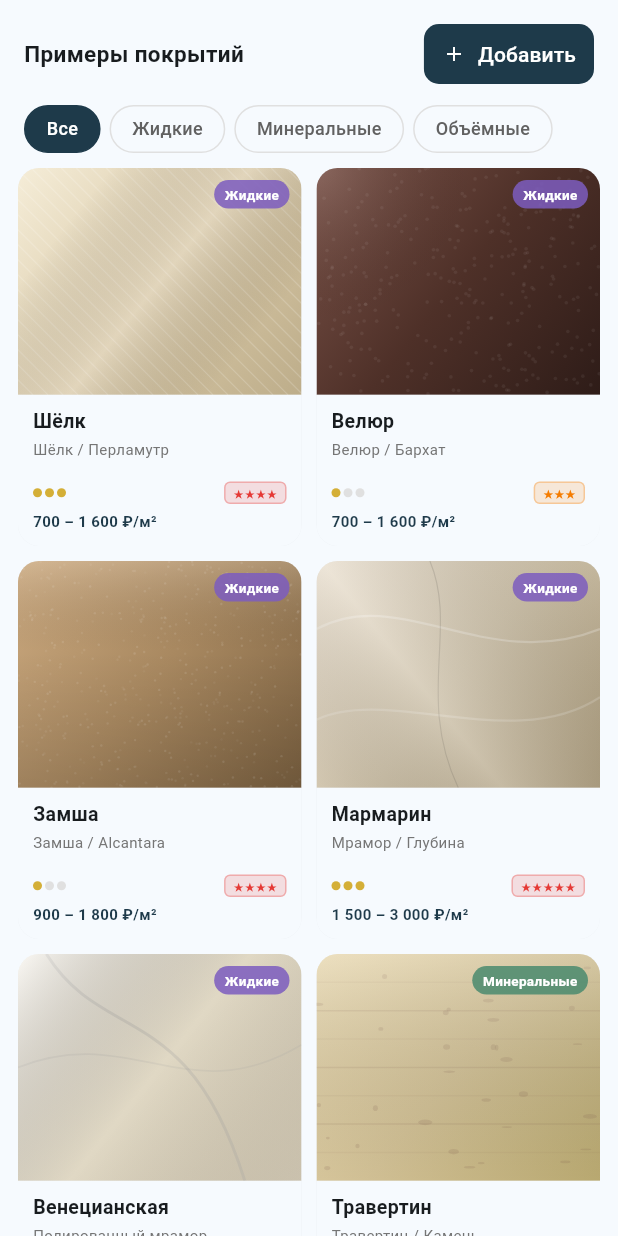
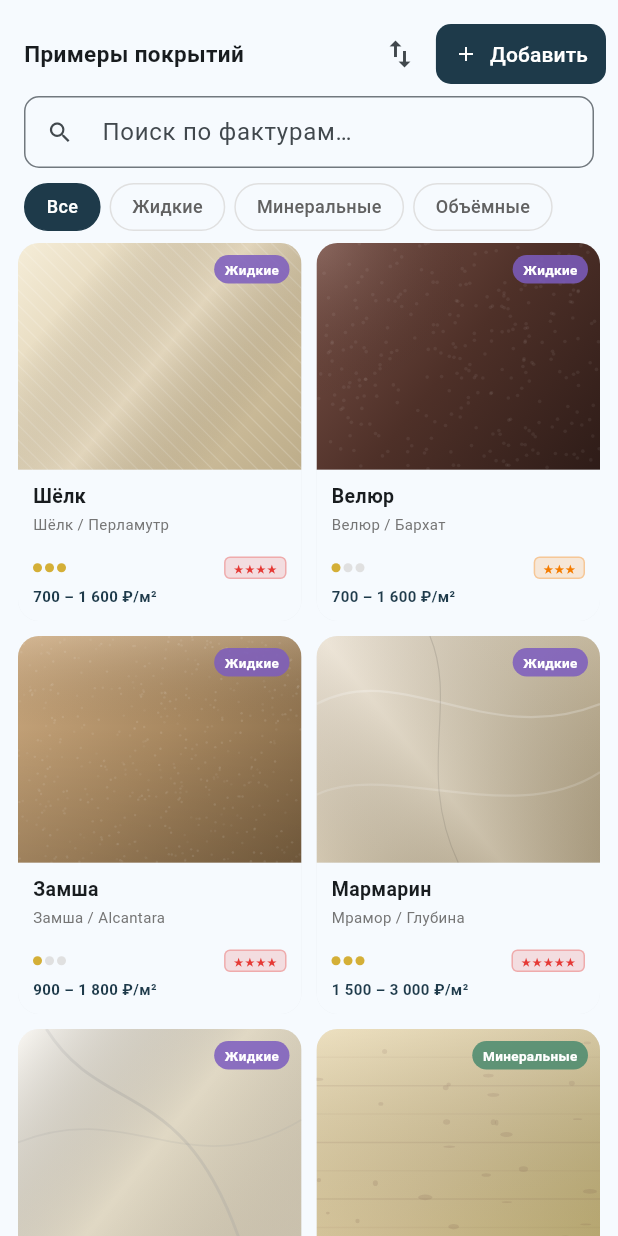
Before and after one commit to mikushi2222-droid/Decorator, a Flutter app: the SamplesScreen widget shown alone on an empty page, opened directly, on a phone screen of 412 x 824 dp. Run offline on Flutter 3.47's test engine with Material 3 defaults, Android fonts, the phone set to English and light mode, and no system bars; our stand-ins replace image_picker, pdf, printing, sqflite, sqflite_common_ffi; accounts and stored records are empty.

Commit message:
feat: v0.2.0 — иконка, поиск в галерее, сортировка drag-and-drop, MSIX
- Иконка приложения: тёмно-бирюзовый фон, буква «Д», flutter_launcher_icons
- Галерея: строка поиска по имени / эффекту / описанию
- Галерея: кнопка «Сортировать» — drag-and-drop порядок карточек,
  сохраняется в БД (sort_order)
- Windows CI: dart run msix:create → Decorator.msix в артефактах
- Android CI: dart run flutter_launcher_icons перед сборкой APK
- pubspec: версия 0.2.0+2

https://claude.ai/code/session_01VeUtvqcTFzeWESmWpEWY7t

```diff
--- a/mobile/lib/screens/samples_screen.dart
+++ b/mobile/lib/screens/samples_screen.dart
@@ -281,11 +281,20 @@ class _SamplesScreenState extends State<SamplesScreen> {
   TextureGroup? _filter;
   List<TextureSample> _samples = [];
   bool _loading = true;
+  bool _sortMode = false;
+  final _searchC = TextEditingController();
 
   @override
   void initState() {
     super.initState();
     _load();
+    _searchC.addListener(() => setState(() {}));
+  }
+
+  @override
+  void dispose() {
+    _searchC.dispose();
+    super.dispose();
   }
 
   Future<void> _load() async {
@@ -304,8 +313,37 @@ class _SamplesScreenState extends State<SamplesScreen> {
     });
   }
 
-  List<TextureSample> get _visible =>
-      _filter == null ? _samples : _samples.where((s) => s.group == _filter).toList();
+  List<TextureSample> get _visible {
+    final q = _searchC.text.trim().toLowerCase();
+    return _samples.where((s) {
+      final matchGroup = _filter == null || s.group == _filter;
+      final matchSearch = q.isEmpty ||
+          s.name.toLowerCase().contains(q) ||
+          s.effect.toLowerCase().contains(q) ||
+          s.description.toLowerCase().contains(q);
+      return matchGroup && matchSearch;
+    }).toList();
+  }
+
+  Future<void> _reorder(int oldIndex, int newIndex) async {
+    if (newIndex > oldIndex) newIndex--;
+    final list = _visible.toList();
+    final moved = list.removeAt(oldIndex);
+    list.insert(newIndex, moved);
+    // Rebuild full _samples with updated order
+    final visible = list.map((s) => s.id).toSet();
+    final others = _samples.where((s) => !visible.contains(s.id)).toList();
+    final reordered = [...list, ...others];
+    setState(() => _samples = reordered);
+    // Persist sort_order
+    for (var i = 0; i < reordered.length; i++) {
+      final s = reordered[i];
+      if (s.id != null) {
+        await AppDatabase.instance.updateTextureSample(
+            s.id!, s.copyWith(sortOrder: i).toMap());
+      }
+    }
+  }
 
   Future<void> _addNew() async {
     final saved = await Navigator.push<bool>(
@@ -360,15 +398,22 @@ class _SamplesScreenState extends State<SamplesScreen> {
     if (_loading) {
       return const Center(child: CircularProgressIndicator());
     }
+    final visible = _visible;
     return Column(
       children: [
-        // Header + add
+        // Header row
         Padding(
-          padding: const EdgeInsets.fromLTRB(16, 12, 16, 4),
+          padding: const EdgeInsets.fromLTRB(16, 12, 8, 4),
           child: Row(children: [
             const Expanded(
               child: Text('Примеры покрытий',
                   style: TextStyle(fontWeight: FontWeight.bold, fontSize: 15)),
+            ),
+            IconButton(
+              tooltip: _sortMode ? 'Готово' : 'Сортировать',
+              icon: Icon(_sortMode ? Icons.check_circle_outline : Icons.swap_vert,
+                  color: _sortMode ? Colors.green : null),
+              onPressed: () => setState(() => _sortMode = !_sortMode),
             ),
             FilledButton.icon(
               onPressed: _addNew,
@@ -383,31 +428,71 @@ class _SamplesScreenState extends State<SamplesScreen> {
           ]),
         ),
 
+        // Search bar
+        Padding(
+          padding: const EdgeInsets.fromLTRB(16, 0, 16, 6),
+          child: TextField(
+            controller: _searchC,
+            decoration: InputDecoration(
+              hintText: 'Поиск по фактурам…',
+              prefixIcon: const Icon(Icons.search, size: 18),
+              suffixIcon: _searchC.text.isNotEmpty
+                  ? IconButton(
+                      icon: const Icon(Icons.clear, size: 16),
+                      onPressed: _searchC.clear,
+                    )
+                  : null,
+              isDense: true,
+              contentPadding: const EdgeInsets.symmetric(vertical: 10, horizontal: 12),
+            ),
+          ),
+        ),
+
         // Group filter chips
         SizedBox(
-          height: 44,
+          height: 40,
           child: ListView(
             scrollDirection: Axis.horizontal,
-            padding: const EdgeInsets.symmetric(horizontal: 16, vertical: 6),
+            padding: const EdgeInsets.symmetric(horizontal: 16, vertical: 4),
             children: [
               _chip('Все', _filter == null, () => setState(() => _filter = null)),
               const SizedBox(width: 6),
               ...TextureGroup.values.map((g) => Padding(
                     padding: const EdgeInsets.only(right: 6),
-                    child: _chip(g.label, _filter == g, () => setState(() => _filter = g), color: g.color),
+                    child: _chip(g.label, _filter == g,
+                        () => setState(() => _filter = g), color: g.color),
                   )),
             ],
           ),
         ),
 
-        // Grid
+        if (_sortMode)
+          Padding(
+            padding: const EdgeInsets.fromLTRB(16, 4, 16, 0),
+            child: Text('Удерживайте и перетащите для изменения порядка',
+                style: TextStyle(fontSize: 11, color: Colors.grey.shade500)),
+          ),
+
+        // Content
         Expanded(
-          child: _visible.isEmpty
-              ? const Center(
-                  child: Text('Примеров пока нет. Нажмите «Добавить».',
-                      style: TextStyle(color: Colors.grey)),
+          child: visible.isEmpty
+              ? Center(
+                  child: Text(
+                    _searchC.text.isNotEmpty
+                        ? 'Ничего не найдено'
+                        : 'Примеров пока нет. Нажмите «Добавить».',
+                    style: const TextStyle(color: Colors.grey),
+                  ),
                 )
-              : GridView.builder(
+              : _sortMode
+                  ? _buildSortList(visible)
+                  : _buildGrid(visible),
+        ),
+      ],
+    );
+  }
+
+  Widget _buildGrid(List<TextureSample> items) => GridView.builder(
         padding: const EdgeInsets.fromLTRB(12, 4, 12, 24),
         gridDelegate: const SliverGridDelegateWithFixedCrossAxisCount(
           crossAxisCount: 2,
@@ -415,16 +500,43 @@ class _SamplesScreenState extends State<SamplesScreen> {
           crossAxisSpacing: 10,
           childAspectRatio: 0.75,
         ),
-                  itemCount: _visible.length,
+        itemCount: items.length,
         itemBuilder: (_, i) => _SampleCard(
-                    sample: _visible[i],
-                    onTap: () => _openDetail(_visible[i]),
+          sample: items[i],
+          onTap: () => _openDetail(items[i]),
+        ),
+      );
+
+  Widget _buildSortList(List<TextureSample> items) => ReorderableListView.builder(
+        padding: const EdgeInsets.fromLTRB(12, 4, 12, 24),
+        onReorder: _reorder,
+        itemCount: items.length,
+        itemBuilder: (_, i) {
+          final s = items[i];
+          final hasImg = s.imagePath.isNotEmpty && File(s.imagePath).existsSync();
+          return Card(
+            key: ValueKey(s.id ?? i),
+            margin: const EdgeInsets.only(bottom: 6),
+            child: ListTile(
+              contentPadding: const EdgeInsets.symmetric(horizontal: 12, vertical: 4),
+              leading: ClipRRect(
+                borderRadius: BorderRadius.circular(8),
+                child: SizedBox(
+                  width: 52, height: 52,
+                  child: hasImg
+                      ? Image.file(File(s.imagePath), fit: BoxFit.cover)
+                      : CustomPaint(painter: _TexturePainter(s.pattern, s.gradient)),
                 ),
               ),
+              title: Text(s.name,
+                  style: const TextStyle(fontWeight: FontWeight.w600, fontSize: 13)),
+              subtitle: Text(s.effect,
+                  style: TextStyle(fontSize: 11, color: Colors.grey.shade600)),
+              trailing: const Icon(Icons.drag_handle, color: Colors.grey),
             ),
-      ],
           );
-  }
+        },
+      );
 
   Widget _chip(String label, bool active, VoidCallback onTap, {Color? color}) {
     final c = color ?? const Color(0xFF1E3A4A);
```
Also changed, not shown: mobile/pubspec.yaml (+26 -1 lines), mobile/assets/icon/app_icon.png (added), 2 other files. Lines whose indentation alone changed are shown as unchanged.
